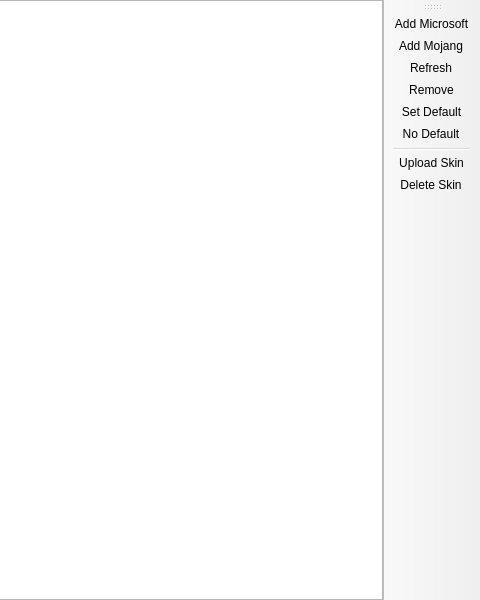
Old version of the form launcher/pages/global/AccountListPage.ui in the repository MultiMC/Launcher; both pictures show x 320 to 800 and y 0 to 600 of the 800 by 600 pixel window.
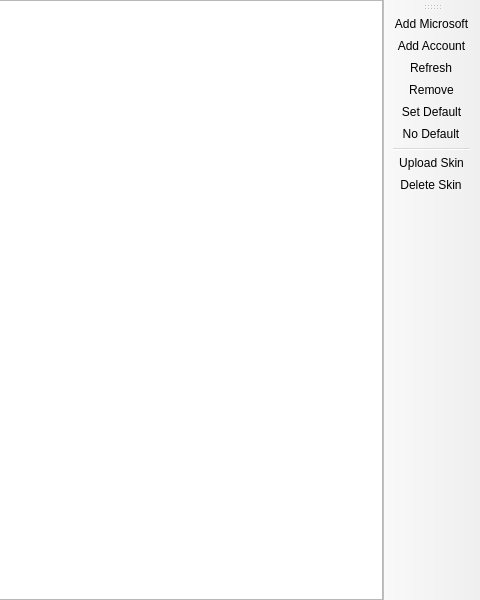
New version of the form. Custom widgets are drawn as their Qt base class.

Commit message: Change "Add Mojang" to "Add Account"

```diff
--- a/launcher/pages/global/AccountListPage.ui
+++ b/launcher/pages/global/AccountListPage.ui
@@ -64,7 +64,7 @@
   </widget>
   <action name="actionAddMojang">
    <property name="text">
-    <string>Add Mojang</string>
+    <string>Add Account</string>
    </property>
   </action>
   <action name="actionRemove">
```
